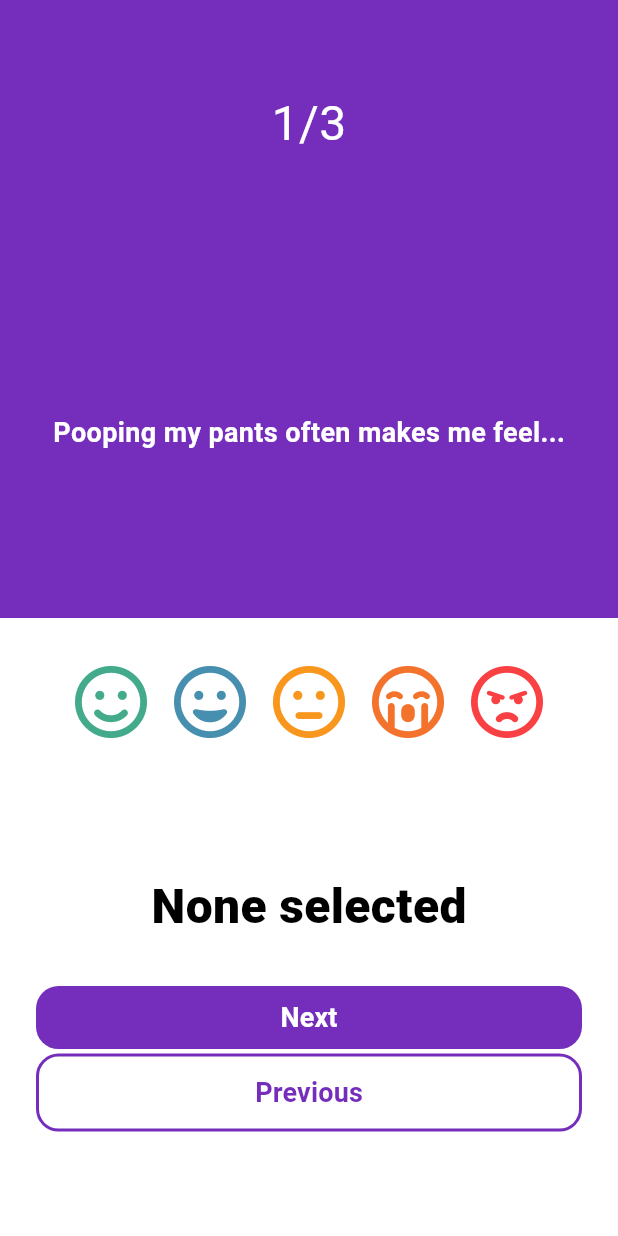
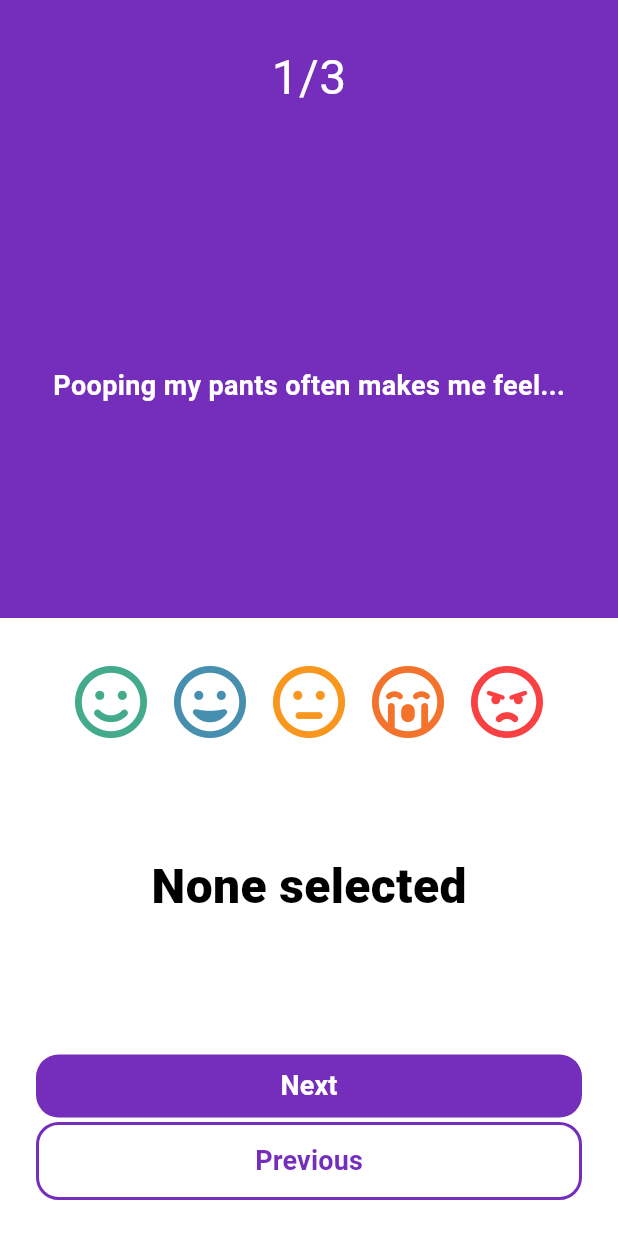
Before and after one commit to S4-Smart-mobile/S4-Smart-Mobile, a Flutter app: the QuestionsPage screen opened by its route, on a phone screen of 412 x 824 dp. Run offline on Flutter 3.47's test engine with Material 3 defaults, Android fonts, the phone set to English and light mode, and no system bars; our stand-ins replace flutter_svg, font_awesome_flutter, go_router, google_fonts.

Commit message:
Fix layout shifting issues on init load of questions page

```diff
--- a/mood_predictor_app/lib/pages/questions.dart
+++ b/mood_predictor_app/lib/pages/questions.dart
@@ -1,4 +1,5 @@
 import 'package:flutter/material.dart';
+import 'package:flutter/widgets.dart';
 import 'package:go_router/go_router.dart';
 import 'package:mood_predictor_app/classes/emotion_type.dart';
 import 'package:mood_predictor_app/widgets/questions/counter.dart';
@@ -27,8 +28,8 @@ class _QuestionsPageState extends State<QuestionsPage> {
   @override
   void initState() {
     super.initState();
-    selectedEmotion = EmotionType.Undefined;
     answers = List<EmotionType>.filled(questions.length, EmotionType.Undefined);
+    selectedEmotion = answers[questionIndex];
   }
 
   void setResponse(EmotionType emotionType) {
@@ -63,7 +64,7 @@ class _QuestionsPageState extends State<QuestionsPage> {
 
     return Scaffold(
       body: Column(
-        mainAxisAlignment: MainAxisAlignment.spaceBetween,
+        mainAxisAlignment: MainAxisAlignment.center,
         crossAxisAlignment: CrossAxisAlignment.center,
         children: [
           Expanded(
@@ -74,16 +75,10 @@ class _QuestionsPageState extends State<QuestionsPage> {
                 decoration: BoxDecoration(color: theme.colorScheme.primary),
                 child: Column(
                   children: [
-                    Expanded(
-                      flex: 2,
-                      child: QuestionCounter(
+                    QuestionCounter(
                         current: questionIndex + 1, max: questions.length),
-                    ),
-                    Expanded(
-                      flex: 3,
-                      child: Question(
+                    Question(
                       question: questions[questionIndex]['question']!,
-                      ),
                     ),
                   ],
                 )),
@@ -96,14 +91,10 @@ class _QuestionsPageState extends State<QuestionsPage> {
                 child: Column(
                   mainAxisAlignment: MainAxisAlignment.spaceEvenly,
                   children: [
-                    Expanded(
-                      flex: 2,
-                      child: EmotionSelector(
+                    EmotionSelector(
                         selectedEmotion: selectedEmotion,
                         setEmotion: setResponse),
-                    ),
                     Expanded(
-                      flex: 1,
                       child: Text(
                         selectedEmotion == EmotionType.Undefined
                             ? "None selected"
@@ -115,9 +106,7 @@ class _QuestionsPageState extends State<QuestionsPage> {
                         ),
                       ),
                     ),
-                    Expanded(
-                      flex: 2,
-                      child: Column(
+                    Column(
                       children: [
                         NextButton(
                           selectedEmotion: selectedEmotion,
@@ -130,7 +119,6 @@ class _QuestionsPageState extends State<QuestionsPage> {
                         ),
                       ],
                     ),
-                    ),
                   ],
                 ),
               )),
--- a/mood_predictor_app/lib/widgets/questions/counter.dart
+++ b/mood_predictor_app/lib/widgets/questions/counter.dart
@@ -9,8 +9,10 @@ class QuestionCounter extends StatelessWidget {
   @override
   Widget build(BuildContext context) {
     return Expanded(
+        flex: 1,
         child: Container(
             alignment: AlignmentDirectional.center,
+            height: 50,
             child: Text(
               "$current/$max",
               style: const TextStyle(
--- a/mood_predictor_app/lib/widgets/questions/navigational-buttons.dart
+++ b/mood_predictor_app/lib/widgets/questions/navigational-buttons.dart
@@ -61,7 +61,7 @@ class NextButton extends StatelessWidget {
 class PreviousButton extends StatelessWidget {
   final void Function() goBack;
 
-  PreviousButton({required this.goBack});
+  const PreviousButton({super.key, required this.goBack});
 
   @override
   Widget build(BuildContext context) {
--- a/mood_predictor_app/lib/widgets/questions/question.dart
+++ b/mood_predictor_app/lib/widgets/questions/question.dart
@@ -1,19 +1,26 @@
 import 'package:flutter/material.dart';
 
 class Question extends StatelessWidget {
-  late final String question;
+  final String question;
 
-  Question({required this.question});
+  const Question({super.key, required this.question});
 
   @override
   Widget build(BuildContext context) {
-    return Container(
+    return Expanded(
+      flex: 3,
+      child: Container(
         alignment: AlignmentDirectional.center,
-        child: Text(question,
-            style: const TextStyle(
-              color: Colors.white,
-              fontSize: 18,
-              fontWeight: FontWeight.w700,
-            )));
+        height: 150,
+        child: Text(
+          question,
+          style: const TextStyle(
+            color: Colors.white,
+            fontSize: 18,
+            fontWeight: FontWeight.w700,
+          ),
+        ),
+      ),
+    );
   }
 }
```
Lines whose indentation alone changed are shown as unchanged.
